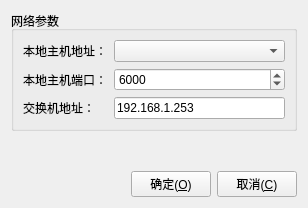
This is localsettingwindow.ui in MrXiaomao/ZrActivationPro as Qt 5 draws it before an edit. The edited form follows.
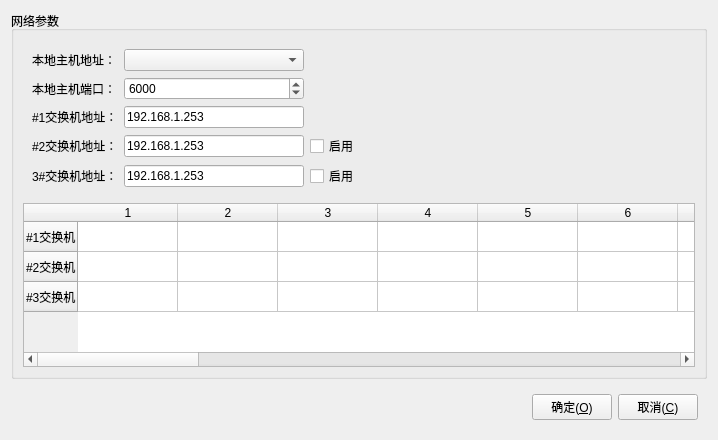
This is the edited form.

Commit message: 1、本地配置可配置多个交换机信息 2、离线分析增加dat文件解析接口 3、优化ip和探测器关联

```diff
--- a/localsettingwindow.ui
+++ b/localsettingwindow.ui
@@ -6,8 +6,8 @@
    <rect>
     <x>0</x>
     <y>0</y>
-    <width>308</width>
-    <height>208</height>
+    <width>718</width>
+    <height>440</height>
    </rect>
   </property>
   <property name="windowTitle">
@@ -19,6 +19,17 @@
      <property name="title">
       <string>网络参数</string>
      </property>
+     <layout class="QVBoxLayout" name="verticalLayout_2">
+      <item>
+       <widget class="QWidget" name="widget" native="true">
+        <property name="sizePolicy">
+         <sizepolicy hsizetype="Preferred" vsizetype="Fixed">
+          <horstretch>0</horstretch>
+          <verstretch>0</verstretch>
+         </sizepolicy>
+        </property>
+        <layout class="QHBoxLayout" name="horizontalLayout_2">
+         <item>
      <layout class="QGridLayout" name="gridLayout">
       <item row="0" column="0">
        <widget class="QLabel" name="label_4">
@@ -27,7 +38,7 @@
         </property>
        </widget>
       </item>
-      <item row="0" column="1" colspan="2">
+           <item row="0" column="1">
        <widget class="QComboBox" name="comboBox_ip">
         <property name="currentText">
          <string/>
@@ -41,7 +52,7 @@
         </property>
        </widget>
       </item>
-      <item row="1" column="1" colspan="2">
+           <item row="1" column="1">
        <widget class="QSpinBox" name="spinBox_port">
         <property name="minimum">
          <number>1</number>
@@ -57,34 +68,137 @@
       <item row="2" column="0">
        <widget class="QLabel" name="label_8">
         <property name="text">
-         <string>交换机地址：</string>
+              <string>#1交换机地址：</string>
         </property>
        </widget>
       </item>
-      <item row="2" column="1" colspan="2">
-       <widget class="QLineEdit" name="lineEdit_switcherIp">
+           <item row="2" column="1">
+            <widget class="QLineEdit" name="lineEdit_switcherIp_1">
         <property name="text">
          <string>192.168.1.253</string>
         </property>
        </widget>
       </item>
-     </layout>
-    </widget>
+           <item row="3" column="0">
+            <widget class="QLabel" name="label_9">
+             <property name="text">
+              <string>#2交换机地址：</string>
+             </property>
+            </widget>
+           </item>
+           <item row="3" column="1">
+            <widget class="QLineEdit" name="lineEdit_switcherIp_2">
+             <property name="text">
+              <string>192.168.1.253</string>
+             </property>
+            </widget>
+           </item>
+           <item row="3" column="2">
+            <widget class="QCheckBox" name="checkBox">
+             <property name="text">
+              <string>启用</string>
+             </property>
+            </widget>
+           </item>
+           <item row="4" column="0">
+            <widget class="QLabel" name="label_10">
+             <property name="text">
+              <string>3#交换机地址：</string>
+             </property>
+            </widget>
+           </item>
+           <item row="4" column="1">
+            <widget class="QLineEdit" name="lineEdit_switcherIp_3">
+             <property name="text">
+              <string>192.168.1.253</string>
+             </property>
+            </widget>
+           </item>
+           <item row="4" column="2">
+            <widget class="QCheckBox" name="checkBox_2">
+             <property name="text">
+              <string>启用</string>
+             </property>
+            </widget>
+           </item>
+          </layout>
    </item>
    <item>
-    <spacer name="verticalSpacer">
+          <spacer name="horizontalSpacer_2">
      <property name="orientation">
-      <enum>Qt::Vertical</enum>
+            <enum>Qt::Horizontal</enum>
      </property>
      <property name="sizeHint" stdset="0">
       <size>
-       <width>20</width>
-       <height>40</height>
+             <width>40</width>
+             <height>20</height>
       </size>
      </property>
     </spacer>
    </item>
+        </layout>
+       </widget>
+      </item>
    <item>
+       <widget class="QTableWidget" name="tableWidget">
+        <property name="selectionMode">
+         <enum>QAbstractItemView::SingleSelection</enum>
+        </property>
+        <property name="columnCount">
+         <number>24</number>
+        </property>
+        <row>
+         <property name="text">
+          <string>#1交换机</string>
+         </property>
+        </row>
+        <row>
+         <property name="text">
+          <string>#2交换机</string>
+         </property>
+        </row>
+        <row>
+         <property name="text">
+          <string>#3交换机</string>
+         </property>
+        </row>
+        <column/>
+        <column/>
+        <column/>
+        <column/>
+        <column/>
+        <column/>
+        <column/>
+        <column/>
+        <column/>
+        <column/>
+        <column/>
+        <column/>
+        <column/>
+        <column/>
+        <column/>
+        <column/>
+        <column/>
+        <column/>
+        <column/>
+        <column/>
+        <column/>
+        <column/>
+        <column/>
+        <column/>
+       </widget>
+      </item>
+     </layout>
+    </widget>
+   </item>
+   <item>
+    <widget class="QWidget" name="widget" native="true">
+     <property name="sizePolicy">
+      <sizepolicy hsizetype="Preferred" vsizetype="Fixed">
+       <horstretch>0</horstretch>
+       <verstretch>0</verstretch>
+      </sizepolicy>
+     </property>
     <layout class="QHBoxLayout" name="horizontalLayout">
      <item>
       <spacer name="horizontalSpacer">
@@ -114,6 +228,7 @@
       </widget>
      </item>
     </layout>
+    </widget>
    </item>
   </layout>
  </widget>
```
Lines whose indentation alone changed are shown as unchanged. The commit also changes 13 other files.
